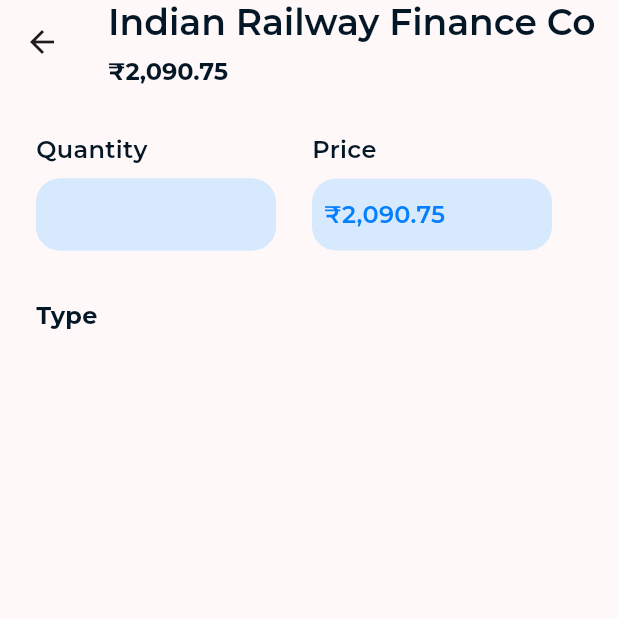
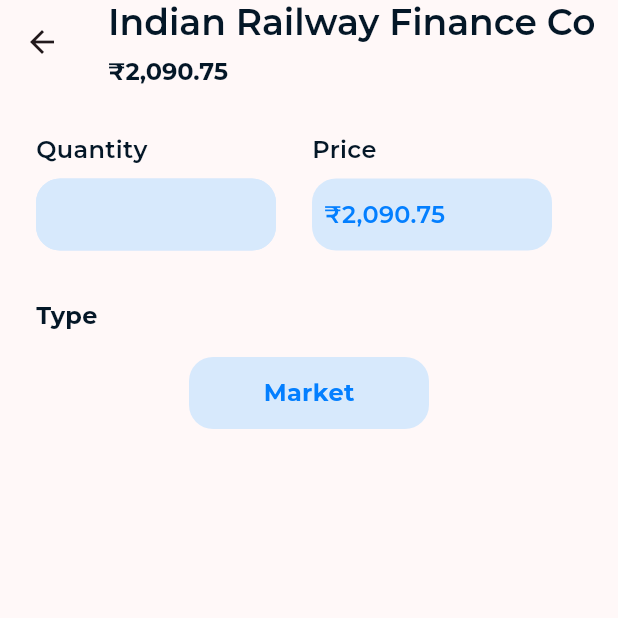
Before and after one commit to Raj-gopal/WealthWise, a Flutter app: the buy_stock screen opened directly, on a phone screen of 412 x 824 dp, the top half of it. Run offline on Flutter 3.47's test engine with Material 3 defaults, Android fonts, the phone set to English and light mode, and no system bars; drawn by our look-alikes of text_scroll; our stand-ins replace animated_splash_screen, firebase_auth, firebase_core, introduction_screen, page_transition, syncfusion_flutter_charts; missing offline and left inert: auto_size_text_field; accounts and stored records are empty.

Commit message:
buystock screen done

```diff
--- a/lib/screen/Buy_Stock.dart
+++ b/lib/screen/Buy_Stock.dart
@@ -142,7 +142,7 @@ class _buy_stockState extends State<buy_stock> {
                         child: Align(
                           alignment: Alignment.centerLeft,
                           child: Padding(
-                            padding: const EdgeInsets.only(left:8),
+                            padding: const EdgeInsets.only(left: 8),
                             child: Text(
                               '₹2,090.75',
                               style: TextStyle(
@@ -160,15 +160,43 @@ class _buy_stockState extends State<buy_stock> {
                 )
               ],
             ),
-            SizedBox(height: 32,),
-            Text('Type',  style: TextStyle(
+            SizedBox(
+              height: 32,
+            ),
+            Text(
+              'Type',
+              style: TextStyle(
                 fontFamily: 'Montserrat',
                 fontSize: 16,
                 fontWeight: FontWeight.w700,
                 color: Color.fromRGBO(4, 23, 39, 1),
-              ),),
-              SizedBox(height: 16,),
-
+              ),
+            ),
+            SizedBox(
+              height: 16,
+            ),
+            Center(
+              child: Container(
+                width: 160,
+                height: 48,
+                decoration: BoxDecoration(
+                  color: Color.fromRGBO(215, 233, 252, 1),
+                  borderRadius: BorderRadius.circular(16),
+                ),
+                child: Align(
+                  alignment: Alignment.center,
+                  child: Text(
+                    'Market',
+                    style: TextStyle(
+                      fontFamily: 'Montserrat',
+                      fontSize: 16,
+                      fontWeight: FontWeight.w700,
+                      color: Color.fromRGBO(3, 127, 255, 1),
+                    ),
+                  ),
+                ),
+              ),
+            ),
           ],
         ),
       ),
```
